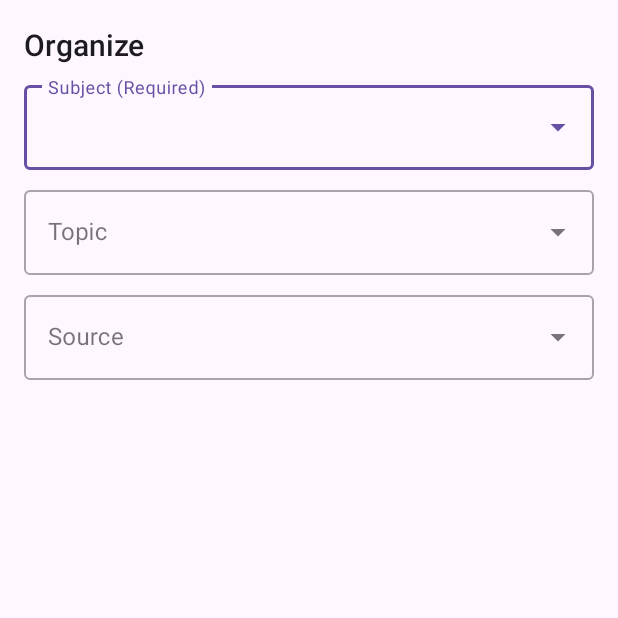
After one commit to mr-himanshuyadav/question-press-adder-android, an Android app built with Jetpack Compose: the EditorActivity screen opened directly, with no data from a screen before it, on a phone screen of 412 x 824 dp, the top half of it. The commit adds this screen. Run offline under Robolectric (Android 15) with nearby library versions, the phone set to English and light mode, and no system bars.

Commit message:
feat: Navigate to EditorActivity on successful login

```diff
--- a/app/build.gradle.kts
+++ b/app/build.gradle.kts
@@ -49,6 +49,9 @@ dependencies {
     implementation(libs.androidx.ui.graphics)
     implementation(libs.androidx.ui.tooling.preview)
     implementation(libs.androidx.material3)
+    implementation(libs.androidx.appcompat)
+    implementation(libs.material)
+    implementation(libs.androidx.activity)
     testImplementation(libs.junit)
     androidTestImplementation(libs.androidx.junit)
     androidTestImplementation(libs.androidx.espresso.core)
--- a/app/src/main/AndroidManifest.xml
+++ b/app/src/main/AndroidManifest.xml
@@ -1,6 +1,7 @@
 <?xml version="1.0" encoding="utf-8"?>
 <manifest xmlns:android="http://schemas.android.com/apk/res/android"
     xmlns:tools="http://schemas.android.com/tools">
+
     <uses-permission android:name="android.permission.INTERNET" />
 
     <application
@@ -13,6 +14,9 @@
         android:supportsRtl="true"
         android:theme="@style/Theme.QuestionAdder"
         tools:targetApi="31">
+        <activity
+            android:name=".EditorActivity"
+            android:exported="false" />
         <activity
             android:name=".MainActivity"
             android:exported="true"
--- /dev/null
+++ b/app/src/main/java/com/himanshuyadav/questionadder/EditorActivity.kt
@@ -0,0 +1,11 @@
+package com.himanshuyadav.questionadder
+
+import androidx.appcompat.app.AppCompatActivity
+import android.os.Bundle
+
+class EditorActivity : AppCompatActivity() {
+    override fun onCreate(savedInstanceState: Bundle?) {
+        super.onCreate(savedInstanceState)
+        setContentView(R.layout.activity_editor)
+    }
+}
--- a/app/src/main/java/com/himanshuyadav/questionadder/MainActivity.kt
+++ b/app/src/main/java/com/himanshuyadav/questionadder/MainActivity.kt
@@ -1,20 +1,19 @@
 package com.himanshuyadav.questionadder
 
+import androidx.appcompat.app.AppCompatActivity
 import android.os.Bundle
 import android.widget.Button
 import android.widget.EditText
 import android.widget.Toast
-import androidx.activity.ComponentActivity
 import androidx.lifecycle.lifecycleScope
 import com.himanshuyadav.questionadder.network.RetrofitInstance
 import kotlinx.coroutines.launch
 import java.io.IOException
+import android.content.Intent
 
-class MainActivity : ComponentActivity() {
+class MainActivity : AppCompatActivity() {
     override fun onCreate(savedInstanceState: Bundle?) {
         super.onCreate(savedInstanceState)
-
-        // This is the line that loads your XML layout.
         setContentView(R.layout.activity_main)
 
         // Get references to the UI elements from our XML layout
@@ -44,19 +43,21 @@ class MainActivity : ComponentActivity() {
                         val welcomeMessage = "Login Successful! Welcome, ${loginResponse.user_display_name}"
                         Toast.makeText(this@MainActivity, welcomeMessage, Toast.LENGTH_LONG).show()
 
-                        // TODO: Save the token and navigate to the next screen
+                        // Navigate to the EditorActivity
+                        val intent = Intent(this@MainActivity, EditorActivity::class.java)
+                        startActivity(intent)
+                        finish() // Optional: Closes the login screen so the user can't go back to it
 
                     } else {
                         // API call failed (e.g., wrong credentials)
-                        val errorBody = response.errorBody()?.string() ?: "Unknown error"
-                        Toast.makeText(this@MainActivity, "Login Failed: $errorBody", Toast.LENGTH_LONG).show()
+                        Toast.makeText(this@MainActivity, "Login Failed: Invalid credentials", Toast.LENGTH_LONG).show()
                     }
                 } catch (e: IOException) {
                     // Handle network errors (e.g., no internet connection)
                     Toast.makeText(this@MainActivity, "Network Error: Please check your connection", Toast.LENGTH_LONG).show()
                 } catch (e: Exception) {
                     // Handle other unexpected errors
-                    Toast.makeText(this@MainActivity, "An unexpected error occurred: ${e.message}", Toast.LENGTH_LONG).show()
+                    Toast.makeText(this@MainActivity, "An unexpected error occurred", Toast.LENGTH_LONG).show()
                 }
             }
         }
--- /dev/null
+++ b/app/src/main/res/layout/activity_editor.xml
@@ -0,0 +1,67 @@
+<?xml version="1.0" encoding="utf-8"?>
+<ScrollView xmlns:android="http://schemas.android.com/apk/res/android"
+    xmlns:app="http://schemas.android.com/apk/res-auto"
+    xmlns:tools="http://schemas.android.com/tools"
+    android:layout_width="match_parent"
+    android:layout_height="match_parent"
+    tools:context=".EditorActivity">
+
+    <LinearLayout
+        android:layout_width="match_parent"
+        android:layout_height="wrap_content"
+        android:orientation="vertical"
+        android:padding="16dp">
+
+        <TextView
+            android:layout_width="wrap_content"
+            android:layout_height="wrap_content"
+            android:text="Organize"
+            android:textAppearance="@style/TextAppearance.AppCompat.Title" />
+
+        <com.google.android.material.textfield.TextInputLayout
+            android:id="@+id/subjectLayout"
+            style="@style/Widget.MaterialComponents.TextInputLayout.OutlinedBox.ExposedDropdownMenu"
+            android:layout_width="match_parent"
+            android:layout_height="wrap_content"
+            android:layout_marginTop="8dp"
+            android:hint="Subject (Required)">
+
+            <AutoCompleteTextView
+                android:id="@+id/subjectAutoComplete"
+                android:layout_width="match_parent"
+                android:layout_height="wrap_content"
+                android:inputType="none" />
+        </com.google.android.material.textfield.TextInputLayout>
+
+        <com.google.android.material.textfield.TextInputLayout
+            android:id="@+id/topicLayout"
+            style="@style/Widget.MaterialComponents.TextInputLayout.OutlinedBox.ExposedDropdownMenu"
+            android:layout_width="match_parent"
+            android:layout_height="wrap_content"
+            android:layout_marginTop="8dp"
+            android:hint="Topic">
+
+            <AutoCompleteTextView
+                android:id="@+id/topicAutoComplete"
+                android:layout_width="match_parent"
+                android:layout_height="wrap_content"
+                android:inputType="none" />
+        </com.google.android.material.textfield.TextInputLayout>
+
+        <com.google.android.material.textfield.TextInputLayout
+            android:id="@+id/sourceLayout"
+            style="@style/Widget.MaterialComponents.TextInputLayout.OutlinedBox.ExposedDropdownMenu"
+            android:layout_width="match_parent"
+            android:layout_height="wrap_content"
+            android:layout_marginTop="8dp"
+            android:hint="Source">
+
+            <AutoCompleteTextView
+                android:id="@+id/sourceAutoComplete"
+                android:layout_width="match_parent"
+                android:layout_height="wrap_content"
+                android:inputType="none" />
+        </com.google.android.material.textfield.TextInputLayout>
+
+    </LinearLayout>
+</ScrollView>
--- a/app/src/main/res/values/themes.xml
+++ b/app/src/main/res/values/themes.xml
@@ -1,5 +1,5 @@
 <?xml version="1.0" encoding="utf-8"?>
 <resources>
-
-    <style name="Theme.QuestionAdder" parent="android:Theme.Material.Light.NoActionBar" />
+    <style name="Theme.QuestionAdder" parent="Theme.Material3.DayNight.NoActionBar">
+    </style>
 </resources>
--- a/gradle/libs.versions.toml
+++ b/gradle/libs.versions.toml
@@ -8,6 +8,10 @@ espressoCore = "3.6.1"
 lifecycleRuntimeKtx = "2.8.7"
 activityCompose = "1.9.3"
 composeBom = "2024.04.01"
+appcompat = "1.7.0"
+material = "1.12.0"
+activity = "1.9.3"
+constraintlayout = "2.2.1"
 
 [libraries]
 androidx-core-ktx = { group = "androidx.core", name = "core-ktx", version.ref = "coreKtx" }
@@ -24,6 +28,10 @@ androidx-ui-tooling-preview = { group = "androidx.compose.ui", name = "ui-toolin
 androidx-ui-test-manifest = { group = "androidx.compose.ui", name = "ui-test-manifest" }
 androidx-ui-test-junit4 = { group = "androidx.compose.ui", name = "ui-test-junit4" }
 androidx-material3 = { group = "androidx.compose.material3", name = "material3" }
+androidx-appcompat = { group = "androidx.appcompat", name = "appcompat", version.ref = "appcompat" }
+material = { group = "com.google.android.material", name = "material", version.ref = "material" }
+androidx-activity = { group = "androidx.activity", name = "activity", version.ref = "activity" }
+androidx-constraintlayout = { group = "androidx.constraintlayout", name = "constraintlayout", version.ref = "constraintlayout" }
 
 [plugins]
 android-application = { id = "com.android.application", version.ref = "agp" }
```
